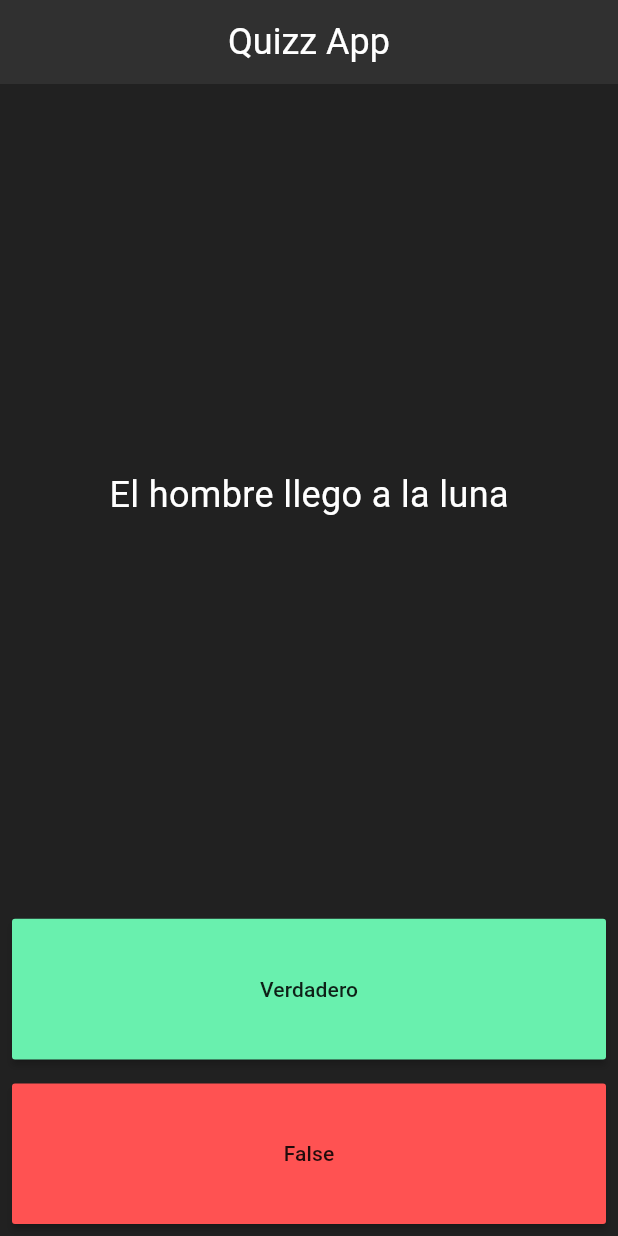
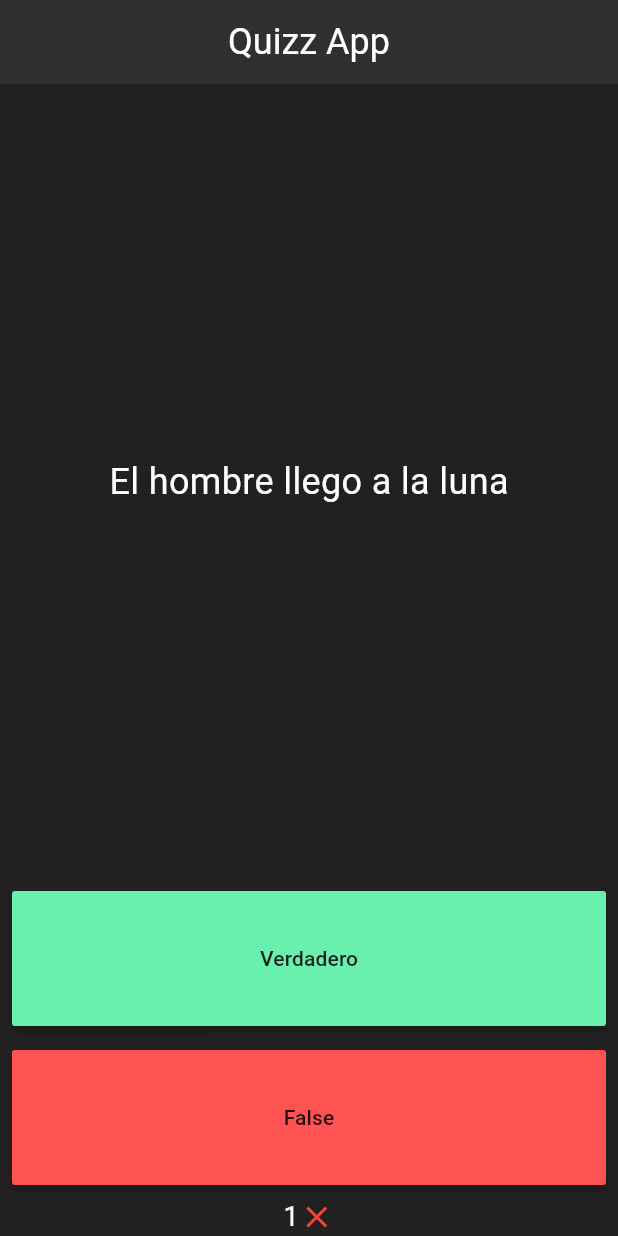
Before and after one commit to fr4nsgallegos/quizappG10, a Flutter app: the screen it shows after launch, after a tap on "Verdadero", on a phone screen of 412 x 824 dp. Run offline on Flutter 3.47's test engine with Material 3 defaults, Android fonts, the phone set to English and light mode, and no system bars.

```diff
--- a/lib/models/quiz_brain.dart
+++ b/lib/models/quiz_brain.dart
@@ -20,7 +20,15 @@ class QuizBrain {
     return questionList[questionIndex].answer;
   }
 
+  String getNumberQuestion() {
+    return (questionIndex + 1).toString();
+  }
+
   void nextQuestion() {
-    questionIndex = questionIndex + 1;
+    if (questionIndex < questionList.length - 1) {
+      questionIndex++;
+    }
+
+    // questionIndex = questionIndex + 1;
   }
 }
--- a/lib/pages/home_page.dart
+++ b/lib/pages/home_page.dart
@@ -8,13 +8,33 @@ class HomePage extends StatefulWidget {
 
 class _HomePageState extends State<HomePage> {
   QuizBrain quizBrain = QuizBrain();
-  void checkAnswer(bool userAnswer) {
+  List<Widget> score = [];
+
+  Widget itemScoreWidget(String numberQuestion, bool isCorrect) {
+    return Row(
+      mainAxisAlignment: MainAxisAlignment.center,
+      children: [
+        Text(
+          numberQuestion,
+          style: TextStyle(color: Colors.white, fontSize: 18),
+        ),
+        Icon(
+          isCorrect ? Icons.check : Icons.close,
+          color: isCorrect ? Colors.greenAccent : Colors.red,
+        ),
+      ],
+    );
+  }
+
+  void checkAnswer(bool userAnswer, String numberQuestion) {
     bool correctAnswer = quizBrain.getQuestionAnswer();
 
     if (correctAnswer == userAnswer) {
       print("La respuesta es correcta");
+      score.add(itemScoreWidget(numberQuestion, true));
     } else {
       print("incorrecto!!!!!!");
+      score.add(itemScoreWidget(numberQuestion, false));
     }
 
     quizBrain.nextQuestion();
@@ -56,7 +76,7 @@ class _HomePageState extends State<HomePage> {
                 child: MaterialButton(
                   color: Colors.greenAccent,
                   onPressed: () {
-                    checkAnswer(true);
+                    checkAnswer(true, quizBrain.getNumberQuestion());
                   },
                   child: Text("Verdadero"),
                   minWidth: double.infinity,
@@ -70,13 +90,17 @@ class _HomePageState extends State<HomePage> {
                 child: MaterialButton(
                   color: Colors.redAccent,
                   onPressed: () {
-                    checkAnswer(false);
+                    checkAnswer(false, quizBrain.getNumberQuestion());
                   },
                   child: Text("False"),
                   minWidth: double.infinity,
                 ),
               ),
             ),
+            Row(
+              mainAxisAlignment: MainAxisAlignment.center,
+              children: score,
+            )
           ],
         ),
       ),
```
